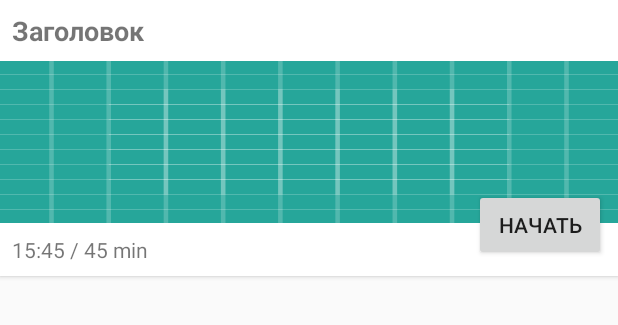
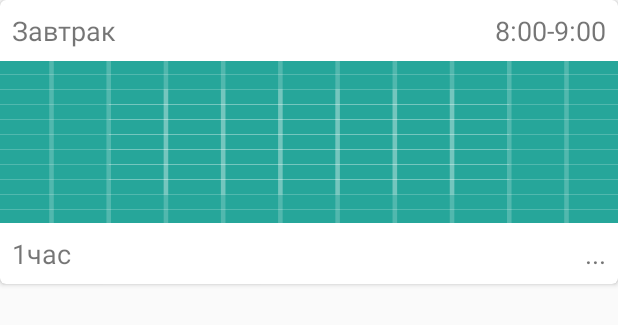
Before and after one commit to livace/Tim3r, an Android app: the layout event_card.xml on its own in the app's theme, with its tools: preview values and no code run, on a phone screen of 412 x 824 dp. Shown: the top 325 px of the screen. Run offline under Robolectric (Android 15) with nearby library versions, the phone set to English and light mode, and no system bars.

Commit message:
event card

```diff
--- a/app/src/main/res/layout/event_card.xml
+++ b/app/src/main/res/layout/event_card.xml
@@ -1,5 +1,6 @@
 <?xml version="1.0" encoding="utf-8"?>
 <android.support.constraint.ConstraintLayout xmlns:android="http://schemas.android.com/apk/res/android"
+    xmlns:tools="http://schemas.android.com/tools"
     android:layout_width="match_parent"
     android:layout_height="match_parent"
     xmlns:app="http://schemas.android.com/apk/res-auto">
@@ -7,22 +8,36 @@
     <android.support.v7.widget.CardView
         android:layout_width="match_parent"
         android:layout_height="wrap_content"
-        app:cardCornerRadius="0dp"
-        android:layout_marginBottom="@dimen/margin_normal">
+        app:cardCornerRadius="4dp">
 
         <LinearLayout
             android:layout_width="match_parent"
             android:layout_height="wrap_content"
             android:orientation="vertical">
 
-            <TextView
-                android:id="@+id/title"
-                android:layout_width="wrap_content"
+            <RelativeLayout
+                android:layout_width="match_parent"
                 android:layout_height="wrap_content"
-                android:layout_margin="@dimen/margin_normal"
-                android:text="Заголовок"
-                android:textSize="@dimen/font_size_title"
-                android:textStyle="bold" />
+                android:orientation="horizontal">
+
+                <TextView
+                    android:layout_width="wrap_content"
+                    android:layout_height="wrap_content"
+                    android:layout_margin="@dimen/margin_normal"
+                    android:text="Завтрак"
+                    android:textSize="@dimen/text_size_title" />
+
+                <TextView
+                    android:layout_width="wrap_content"
+                    android:layout_height="wrap_content"
+                    android:layout_margin="@dimen/margin_normal"
+                    android:text="8:00-9:00"
+                    android:textSize="@dimen/text_size_title"
+                    android:layout_alignParentRight="true"
+                    />
+
+            </RelativeLayout>
+
 
             <ImageView
                 android:layout_width="match_parent"
@@ -30,36 +45,31 @@
                 android:scaleType="fitXY"
                 android:src="@drawable/ic_launcher_background" />
 
-            <LinearLayout
+            <RelativeLayout
                 android:layout_width="match_parent"
                 android:layout_height="wrap_content"
-                android:layout_margin="@dimen/margin_normal"
+                android:layout_margin="0dp"
                 android:baselineAligned="false">
 
                 <TextView
                     android:layout_width="wrap_content"
                     android:layout_height="wrap_content"
-                    android:text="15:45" />
+                    android:layout_margin="@dimen/margin_normal"
+                    android:text="1час"
+                    android:textSize="@dimen/text_size_title" />
 
                 <TextView
                     android:layout_width="wrap_content"
                     android:layout_height="wrap_content"
-                    android:text=" / " />
+                    android:layout_margin="@dimen/margin_normal"
+                    android:text="..."
+                    android:textSize="@dimen/text_size_title"
+                    android:layout_alignParentRight="true" />
 
-                <TextView
-                    android:layout_width="wrap_content"
-                    android:layout_height="wrap_content"
-                    android:text="45 min" />
-            </LinearLayout>
+            </RelativeLayout>
 
-            <Button
-                android:layout_width="wrap_content"
-                android:layout_height="wrap_content"
-                android:layout_marginTop="-58dp"
-                android:text="Начать"
-                android:layout_gravity="right"
-                android:layout_marginRight="@dimen/margin_normal"
-                />
         </LinearLayout>
+
     </android.support.v7.widget.CardView>
+
 </android.support.constraint.ConstraintLayout>
--- a/app/src/main/res/values/dimen.xml
+++ b/app/src/main/res/values/dimen.xml
@@ -8,5 +8,5 @@
     <dimen name="padding_narrow">4dp</dimen>
     <dimen name="padding_wide">16dp</dimen>
 
-    <dimen name="font_size_title">18sp</dimen>
+    <dimen name="text_size_title">18sp</dimen>
 </resources>
```
